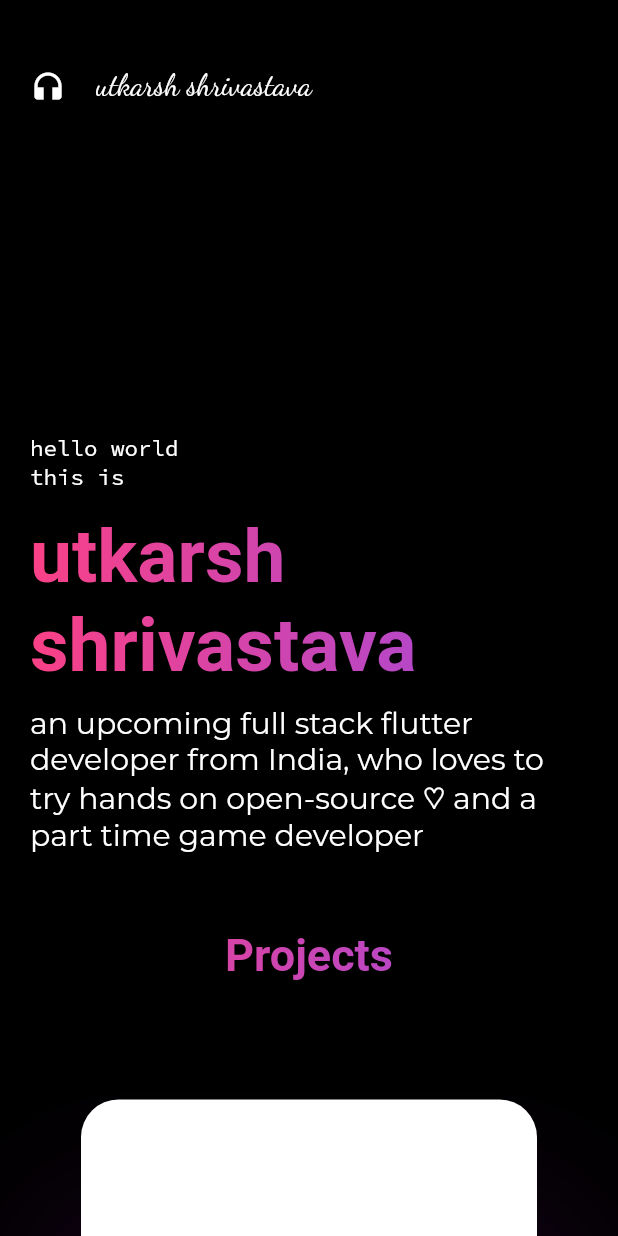
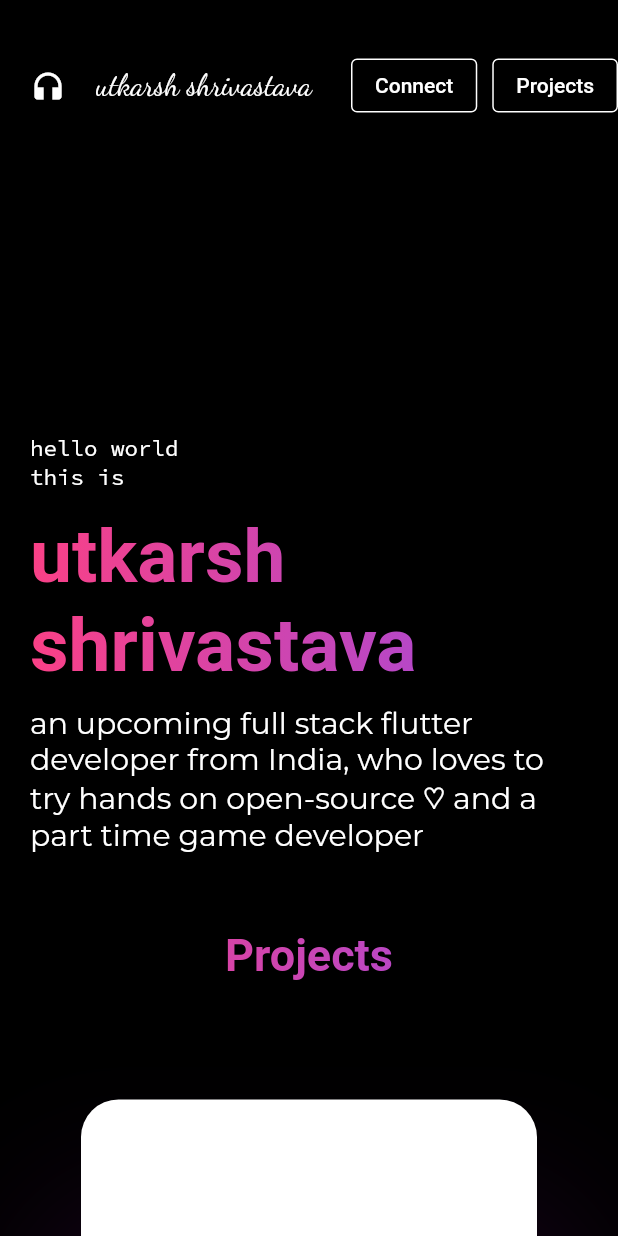
Before and after one commit to Utkarsh4517/Portfolio, a Flutter app: the screen it shows after launch, on a phone screen of 412 x 824 dp. Run offline on Flutter 3.47's test engine with Material 2 defaults, Android fonts, the phone set to English and light mode, and no system bars; our stand-ins replace google_fonts, responsive_framework; missing offline and left inert: awesome_icons.

Commit message:
added projects and connect button

```diff
--- /dev/null
+++ b/lib/components/animated_text_container.dart
@@ -0,0 +1,53 @@
+import 'package:flutter/material.dart';
+
+class TextContainer extends StatefulWidget {
+  final String text;
+  const TextContainer({super.key, required this.text});
+
+  @override
+  State<TextContainer> createState() => _TextContainerState();
+}
+
+class _TextContainerState extends State<TextContainer> {
+  // ignore: unused_field
+  Color _buttonColor = Colors.white;
+  @override
+  Widget build(BuildContext context) {
+    return GestureDetector(
+      onTap: () {
+        setState(() {
+          _buttonColor = Colors.pink;
+        });
+      },
+
+      onDoubleTap: () {
+        setState(() {
+          _buttonColor = Colors.white;
+        });
+      },
+      child: MouseRegion(
+        onEnter: (event) {
+          setState(() {
+            _buttonColor = Colors.pink;
+          });
+        },
+        onExit: (event) {
+          setState(() {
+            _buttonColor = Colors.white;
+          });
+        },
+        child: OutlinedButton(
+          onPressed: () {},
+          style: OutlinedButton.styleFrom(
+            side: (BorderSide(color: _buttonColor)),
+          ),
+
+            child: Text(
+              widget.text,
+              style: const TextStyle(color: Colors.white),
+            ),
+          ),
+        ),
+    );
+  }
+}
--- /dev/null
+++ b/lib/components/hover_container.dart
@@ -0,0 +1,63 @@
+import 'package:flutter/material.dart';
+
+
+class HoverContainer extends StatefulWidget {
+  final double width;
+  final double height;
+
+
+  const HoverContainer(
+      {super.key,
+      required this.width,
+      required this.height,
+      });
+
+  @override
+  // ignore: library_private_types_in_public_api
+  _HoverContainerState createState() => _HoverContainerState();
+}
+
+class _HoverContainerState extends State<HoverContainer> {
+  bool _isHovering = false;
+
+  @override
+  Widget build(BuildContext context) {
+    return GestureDetector(
+      onTap: () {
+        setState(() {
+          _isHovering = true;
+        });
+      },
+
+      onDoubleTap: () {
+        setState(() {
+          _isHovering = false;
+        });
+      },
+      child: MouseRegion(
+        onEnter: (event) {
+          setState(() {
+            _isHovering = true;
+          });
+        },
+        onExit: (event) {
+          setState(() {
+            _isHovering = false;
+          });
+        },
+        child: AnimatedContainer(
+          padding: const EdgeInsets.all(20),
+          duration: const Duration(milliseconds: 200),
+          width: _isHovering ? widget.width * 1.1 : widget.width,
+          height: _isHovering ? widget.height * 1.1 : widget.height,
+          child: Card(
+            elevation: 50,
+            shadowColor: const Color.fromARGB(255, 173, 19, 201),
+            shape: RoundedRectangleBorder(
+                borderRadius: BorderRadius.circular(25.0)),
+          ),
+        ),
+      ),
+    );
+  }
+}
--- a/lib/homepage.dart
+++ b/lib/homepage.dart
@@ -1,10 +1,11 @@
 import 'package:flutter/material.dart';
 import 'package:google_fonts/google_fonts.dart';
 import 'package:awesome_icons/awesome_icons.dart';
+import 'package:portfolio1/components/animated_text_container.dart';
 import 'package:portfolio1/components/card_container.dart';
+import 'package:portfolio1/components/hover_container.dart';
 import 'package:portfolio1/components/linear_gradient_text.dart';
 import 'package:responsive_framework/responsive_framework.dart';
-
 
 class HomePage extends StatelessWidget {
   const HomePage({super.key});
@@ -39,6 +40,9 @@ class HomePage extends StatelessWidget {
                   height: 25,
                 ),
                 Row(
+                  mainAxisAlignment: MainAxisAlignment.spaceBetween,
+                  children: [
+                    Row(
                       children: [
                         const Align(
                           alignment: AlignmentDirectional(-1, 0),
@@ -60,6 +64,17 @@ class HomePage extends StatelessWidget {
                               fontSize: 20,
                             ),
                           ),
+                        ),
+                      ],
+                    ),
+                    Row(
+                      children: const [
+                        TextContainer(text: 'Connect'),
+                        SizedBox(
+                          width: 10,
+                        ),
+                        TextContainer(text: 'Projects'),
+                      ],
                     ),
                   ],
                 ),
@@ -124,24 +139,21 @@ class HomePage extends StatelessWidget {
                   layout: ResponsiveWrapper.of(context).isSmallerThan(DESKTOP)
                       ? ResponsiveRowColumnType.COLUMN
                       : ResponsiveRowColumnType.ROW,
-                  children:const  [
+                  children: const [
                     ResponsiveRowColumnItem(
                       rowFlex: 1,
-                      child: ContainerCustom(),
+                      child: HoverContainer(width: 400, height: 250),
                     ),
-
                     ResponsiveRowColumnItem(
                       rowFlex: 1,
-                      child: ContainerCustom(),
+                      child: HoverContainer(width: 400, height: 250),
                     ),
-
                     ResponsiveRowColumnItem(
                       rowFlex: 1,
-                      child: ContainerCustom(),
+                      child: HoverContainer(width: 400, height: 250),
                     ),
                   ],
                 ),
-
                 ResponsiveRowColumn(
                   rowMainAxisAlignment: MainAxisAlignment.center,
                   rowPadding: const EdgeInsets.all(30),
@@ -152,17 +164,15 @@ class HomePage extends StatelessWidget {
                   children: const [
                     ResponsiveRowColumnItem(
                       rowFlex: 1,
-                      child: ContainerCustom(),
+                      child: HoverContainer(width: 400, height: 250),
                     ),
-
                     ResponsiveRowColumnItem(
                       rowFlex: 1,
-                      child: ContainerCustom(),
+                      child: HoverContainer(width: 400, height: 250),
                     ),
-
                     ResponsiveRowColumnItem(
                       rowFlex: 1,
-                      child: ContainerCustom(),
+                      child: HoverContainer(width: 400, height: 250),
                     ),
                   ],
                 ),
```
Lines whose indentation alone changed are shown as unchanged.
